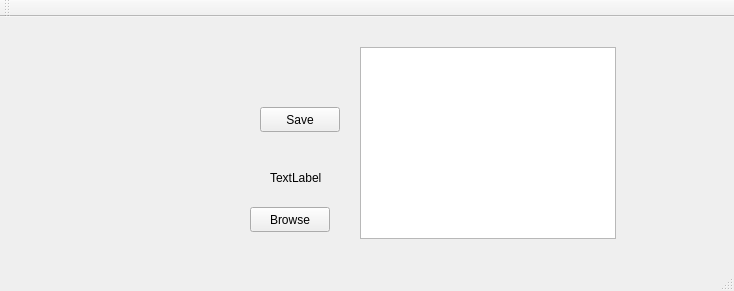
The window that mainwindow.ui (Hunterlemming/QtBeadando) describes before a commit, drawn with Qt 5.
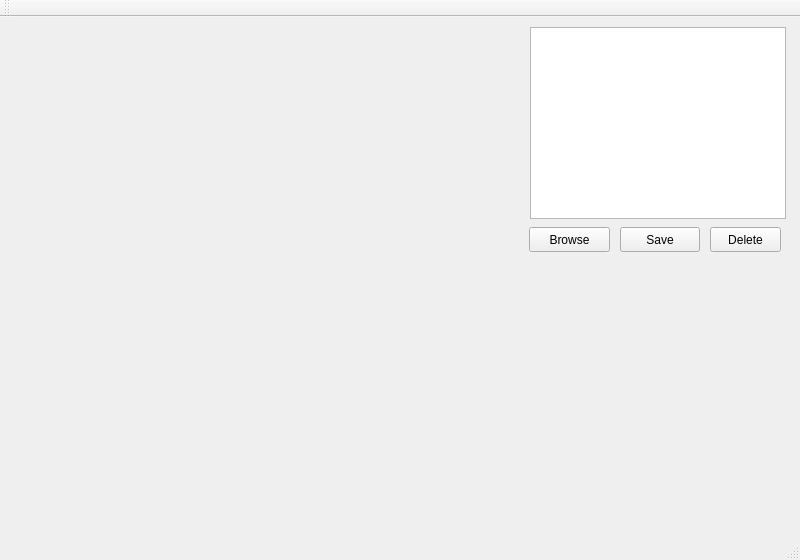
The same window after the commit.

```diff
--- a/mainwindow.ui
+++ b/mainwindow.ui
@@ -6,26 +6,32 @@
    <rect>
     <x>0</x>
     <y>0</y>
-    <width>734</width>
-    <height>291</height>
+    <width>800</width>
+    <height>560</height>
    </rect>
   </property>
+  <property name="minimumSize">
+   <size>
+    <width>800</width>
+    <height>560</height>
+   </size>
+  </property>
   <property name="windowTitle">
    <string>MainWindow</string>
   </property>
   <widget class="QWidget" name="centralWidget">
    <property name="minimumSize">
     <size>
-     <width>700</width>
-     <height>200</height>
+     <width>0</width>
+     <height>0</height>
     </size>
    </property>
    <widget class="QPushButton" name="browseButton">
     <property name="geometry">
      <rect>
-      <x>250</x>
-      <y>190</y>
-      <width>80</width>
+      <x>529</x>
+      <y>210</y>
+      <width>81</width>
       <height>25</height>
      </rect>
     </property>
@@ -36,34 +42,21 @@
    <widget class="QLabel" name="imageLabel">
     <property name="geometry">
      <rect>
-      <x>50</x>
-      <y>30</y>
-      <width>171</width>
-      <height>181</height>
+      <x>10</x>
+      <y>10</y>
+      <width>500</width>
+      <height>500</height>
      </rect>
     </property>
     <property name="text">
      <string/>
     </property>
    </widget>
-   <widget class="QLabel" name="testLabel">
-    <property name="geometry">
-     <rect>
-      <x>270</x>
-      <y>140</y>
-      <width>111</width>
-      <height>41</height>
-     </rect>
-    </property>
-    <property name="text">
-     <string>TextLabel</string>
-    </property>
-   </widget>
    <widget class="QPushButton" name="saveButton">
     <property name="geometry">
      <rect>
-      <x>260</x>
-      <y>90</y>
+      <x>620</x>
+      <y>210</y>
       <width>80</width>
       <height>25</height>
      </rect>
@@ -75,13 +68,26 @@
    <widget class="QListWidget" name="savedList">
     <property name="geometry">
      <rect>
-      <x>360</x>
-      <y>30</y>
+      <x>530</x>
+      <y>10</y>
       <width>256</width>
       <height>192</height>
      </rect>
     </property>
    </widget>
+   <widget class="QPushButton" name="pushButton">
+    <property name="geometry">
+     <rect>
+      <x>710</x>
+      <y>210</y>
+      <width>71</width>
+      <height>25</height>
+     </rect>
+    </property>
+    <property name="text">
+     <string>Delete</string>
+    </property>
+   </widget>
   </widget>
   <widget class="QMenuBar" name="menuBar">
    <property name="geometry">
```
Left out of the diff: 2 changed lines with no effect on the pictures.
